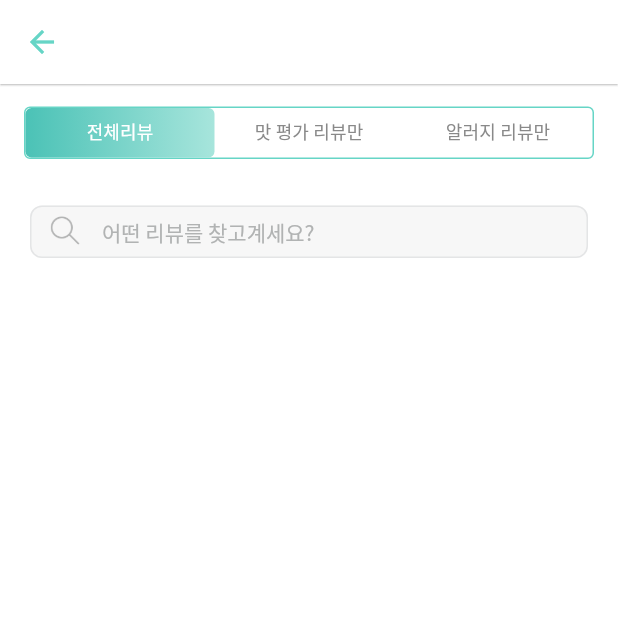
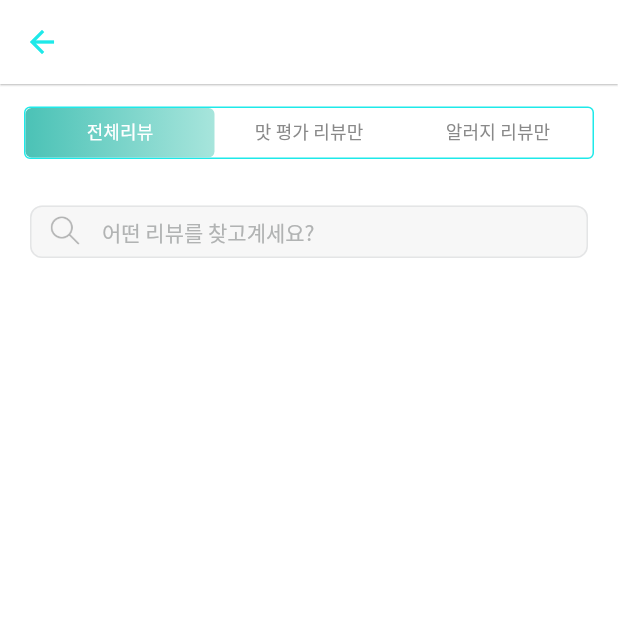
Before and after one commit to AnMukSo/AnMukSo_ver1, a Flutter app: the AllReview screen opened directly with empty values, on a phone screen of 412 x 824 dp, the top half of it. Run offline on Flutter 3.47's test engine with Material 2 defaults, Android fonts, the phone set to English and light mode, and no system bars; our stand-ins replace carousel_slider, cloud_firestore, firebase_auth, firebase_core, firebase_storage, fl_chart and 4 more; missing offline and left inert: flutter_barcode_scanner; accounts and stored records are empty.

Commit message:
[UPDATE] Primary color changed

```diff
--- a/lib/theme/colors.dart
+++ b/lib/theme/colors.dart
@@ -15,7 +15,9 @@ const primary700 = Color(0xFF027B6D);
 const primary600_bold_text = Color(0xFF00A48A); //진한 text
 const primary500_light_text = Color(0xFF00B39C); //연한 text
 const primary400_line = Color(0xFF00C2AE);
-const primary300_main = Color(0xFF66D5C6);
+//const primary300_main = Color(0xFF66D5C6);
+const primary300_main = Color(0xFF1EE9E9); //안먹소 색
+
 const primary200 = Color(0xFF85F2E4);
 const primary100 = Color(0xFFA7E5DC);
 const primary50 = Color(0xFFDCF5F2);
```
